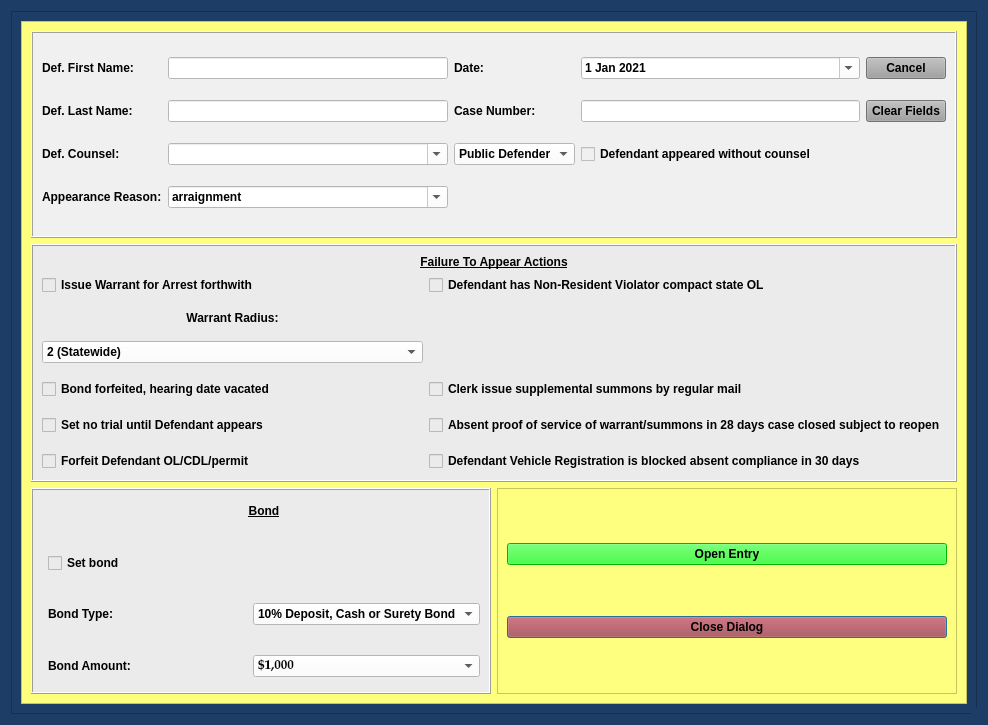
The window that package/views/ui/FailureToAppearDialog.ui (HunterProgram22/MuniEntry) describes before a commit, drawn with Qt 5.
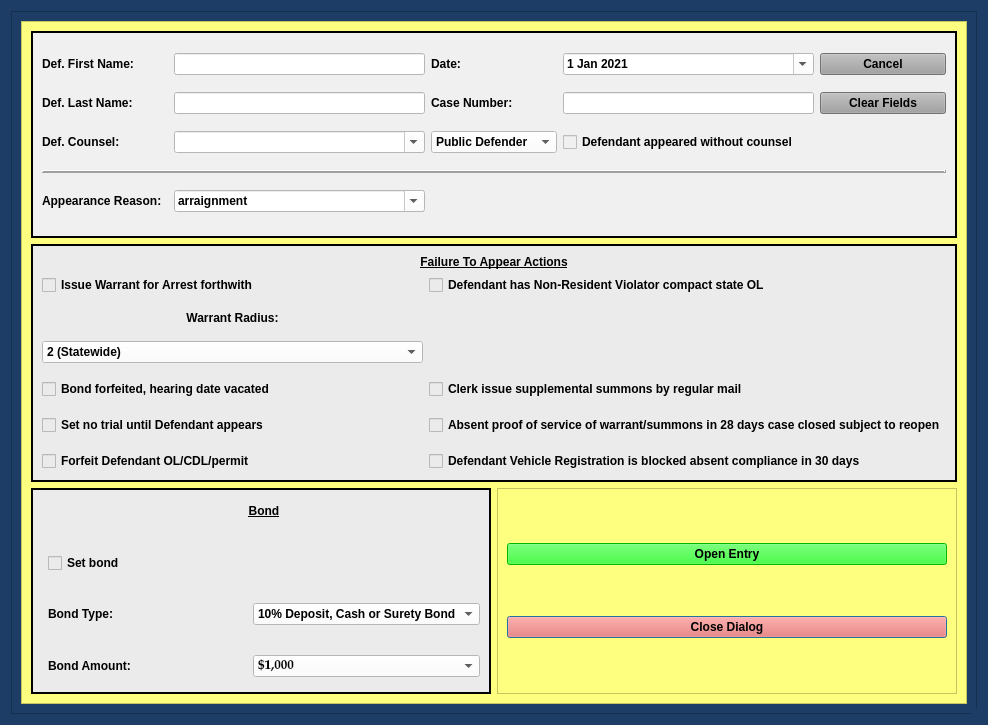
The same window after the commit.

Patch:
```diff
--- a/package/views/ui/FailureToAppearDialog.ui
+++ b/package/views/ui/FailureToAppearDialog.ui
@@ -197,19 +197,105 @@
              <enum>QFrame::Box</enum>
             </property>
             <property name="frameShadow">
-             <enum>QFrame::Raised</enum>
+             <enum>QFrame::Plain</enum>
             </property>
-            <layout class="QGridLayout" name="gridLayout">
-             <item row="1" column="3">
-              <widget class="QLineEdit" name="case_number_lineEdit">
-               <property name="maximumSize">
-                <size>
-                 <width>500</width>
-                 <height>16777215</height>
-                </size>
+            <property name="lineWidth">
+             <number>2</number>
+            </property>
+            <layout class="QGridLayout" name="gridLayout" columnstretch="1,2,1,2,1">
+             <item row="1" column="0">
+              <widget class="QLabel" name="label_2">
+               <property name="text">
+                <string>Def. Last Name:</string>
                </property>
+              </widget>
+             </item>
+             <item row="0" column="3">
+              <widget class="QDateEdit" name="plea_trial_date">
+               <property name="focusPolicy">
+                <enum>Qt::NoFocus</enum>
+               </property>
                <property name="styleSheet">
+                <string notr="true">color: rgb(0, 0, 0);
+background-color: rgb(255, 255, 255);</string>
+               </property>
+               <property name="minimumDate">
+                <date>
+                 <year>2021</year>
+                 <month>1</month>
+                 <day>1</day>
+                </date>
+               </property>
+               <property name="calendarPopup">
+                <bool>true</bool>
+               </property>
+               <property name="date">
+                <date>
+                 <year>2021</year>
+                 <month>1</month>
+                 <day>1</day>
+                </date>
+               </property>
+              </widget>
+             </item>
+             <item row="0" column="2">
+              <widget class="QLabel" name="label_26">
+               <property name="text">
+                <string>Date:</string>
+               </property>
+              </widget>
+             </item>
+             <item row="2" column="0">
+              <widget class="QLabel" name="label_24">
+               <property name="text">
+                <string>Def. Counsel:</string>
+               </property>
+              </widget>
+             </item>
+             <item row="2" column="2">
+              <widget class="QComboBox" name="defense_counsel_type_box">
+               <property name="styleSheet">
                 <string notr="true">background-color: rgb(255, 255, 255);</string>
+               </property>
+               <item>
+                <property name="text">
+                 <string>Public Defender</string>
+                </property>
+               </item>
+               <item>
+                <property name="text">
+                 <string>Private Counsel</string>
+                </property>
+               </item>
+              </widget>
+             </item>
+             <item row="2" column="3">
+              <widget class="QCheckBox" name="defense_counsel_waived_checkBox">
+               <property name="text">
+                <string>Defendant appeared without counsel</string>
+               </property>
+              </widget>
+             </item>
+             <item row="2" column="1">
+              <widget class="QComboBox" name="defense_counsel_name_box">
+               <property name="styleSheet">
+                <string notr="true">background-color: rgb(255, 255, 255);</string>
+               </property>
+               <property name="editable">
+                <bool>true</bool>
+               </property>
+              </widget>
+             </item>
+             <item row="1" column="4">
+              <widget class="QPushButton" name="clear_fields_case_Button">
+               <property name="focusPolicy">
+                <enum>Qt::NoFocus</enum>
+               </property>
+               <property name="styleSheet">
+                <string notr="true">background-color: rgb(160, 160, 160);</string>
+               </property>
+               <property name="text">
+                <string>Clear Fields</string>
                </property>
               </widget>
              </item>
@@ -230,16 +316,10 @@
                </property>
               </widget>
              </item>
-             <item row="1" column="4">
-              <widget class="QPushButton" name="clear_fields_case_Button">
-               <property name="focusPolicy">
-                <enum>Qt::NoFocus</enum>
-               </property>
-               <property name="styleSheet">
-                <string notr="true">background-color: rgb(160, 160, 160);</string>
-               </property>
+             <item row="4" column="0">
+              <widget class="QLabel" name="label_11">
                <property name="text">
-                <string>Clear Fields</string>
+                <string>Appearance Reason:</string>
                </property>
               </widget>
              </item>
@@ -256,14 +336,7 @@
                </property>
               </widget>
              </item>
-             <item row="3" column="0">
-              <widget class="QLabel" name="label_11">
-               <property name="text">
-                <string>Appearance Reason:</string>
-               </property>
-              </widget>
-             </item>
-             <item row="3" column="1">
+             <item row="4" column="1">
               <widget class="QComboBox" name="appearance_reason_box">
                <property name="styleSheet">
                 <string notr="true">background-color: rgb(255, 255, 255);</string>
@@ -322,86 +395,29 @@
                </property>
               </widget>
              </item>
-             <item row="0" column="3">
-              <widget class="QDateEdit" name="plea_trial_date">
-               <property name="focusPolicy">
-                <enum>Qt::NoFocus</enum>
+             <item row="1" column="3">
+              <widget class="QLineEdit" name="case_number_lineEdit">
+               <property name="maximumSize">
+                <size>
+                 <width>500</width>
+                 <height>16777215</height>
+                </size>
                </property>
                <property name="styleSheet">
-                <string notr="true">color: rgb(0, 0, 0);
-background-color: rgb(255, 255, 255);</string>
-               </property>
-               <property name="minimumDate">
-                <date>
-                 <year>2021</year>
-                 <month>1</month>
-                 <day>1</day>
-                </date>
-               </property>
-               <property name="calendarPopup">
-                <bool>true</bool>
-               </property>
-               <property name="date">
-                <date>
-                 <year>2021</year>
-                 <month>1</month>
-                 <day>1</day>
-                </date>
-               </property>
-              </widget>
-             </item>
-             <item row="1" column="0">
-              <widget class="QLabel" name="label_2">
-               <property name="text">
-                <string>Def. Last Name:</string>
-               </property>
-              </widget>
-             </item>
-             <item row="0" column="2">
-              <widget class="QLabel" name="label_26">
-               <property name="text">
-                <string>Date:</string>
-               </property>
-              </widget>
-             </item>
-             <item row="2" column="0">
-              <widget class="QLabel" name="label_24">
-               <property name="text">
-                <string>Def. Counsel:</string>
-               </property>
-              </widget>
-             </item>
-             <item row="2" column="1">
-              <widget class="QComboBox" name="defense_counsel_name_box">
-               <property name="styleSheet">
                 <string notr="true">background-color: rgb(255, 255, 255);</string>
                </property>
-               <property name="editable">
-                <bool>true</bool>
-               </property>
               </widget>
              </item>
-             <item row="2" column="2">
-              <widget class="QComboBox" name="defense_counsel_type_box">
-               <property name="styleSheet">
-                <string notr="true">background-color: rgb(255, 255, 255);</string>
+             <item row="3" column="0" colspan="5">
+              <widget class="Line" name="line">
+               <property name="frameShadow">
+                <enum>QFrame::Raised</enum>
                </property>
-               <item>
-                <property name="text">
-                 <string>Public Defender</string>
-                </property>
-               </item>
-               <item>
-                <property name="text">
-                 <string>Private Counsel</string>
-                </property>
-               </item>
-              </widget>
-             </item>
-             <item row="2" column="3">
-              <widget class="QCheckBox" name="defense_counsel_waived_checkBox">
-               <property name="text">
-                <string>Defendant appeared without counsel</string>
+               <property name="lineWidth">
+                <number>2</number>
+               </property>
+               <property name="orientation">
+                <enum>Qt::Horizontal</enum>
                </property>
               </widget>
              </item>
@@ -417,7 +433,10 @@
              <enum>QFrame::Box</enum>
             </property>
             <property name="frameShadow">
-             <enum>QFrame::Raised</enum>
+             <enum>QFrame::Plain</enum>
+            </property>
+            <property name="lineWidth">
+             <number>2</number>
             </property>
             <layout class="QGridLayout" name="gridLayout_7">
              <item row="0" column="0">
@@ -595,7 +614,7 @@
              <item row="2" column="0">
               <widget class="QPushButton" name="close_dialog_Button">
                <property name="styleSheet">
-                <string notr="true">background-color: rgb(170, 58, 63);
+                <string notr="true">background-color: rgb(255, 96, 82);
 font: 75 11pt &quot;Palatino Linotype&quot;;
 font-weight: bold;</string>
                </property>
@@ -616,7 +635,10 @@
              <enum>QFrame::Box</enum>
             </property>
             <property name="frameShadow">
-             <enum>QFrame::Raised</enum>
+             <enum>QFrame::Plain</enum>
+            </property>
+            <property name="lineWidth">
+             <number>2</number>
             </property>
             <layout class="QGridLayout" name="gridLayout_6">
              <item row="0" column="0">
```
